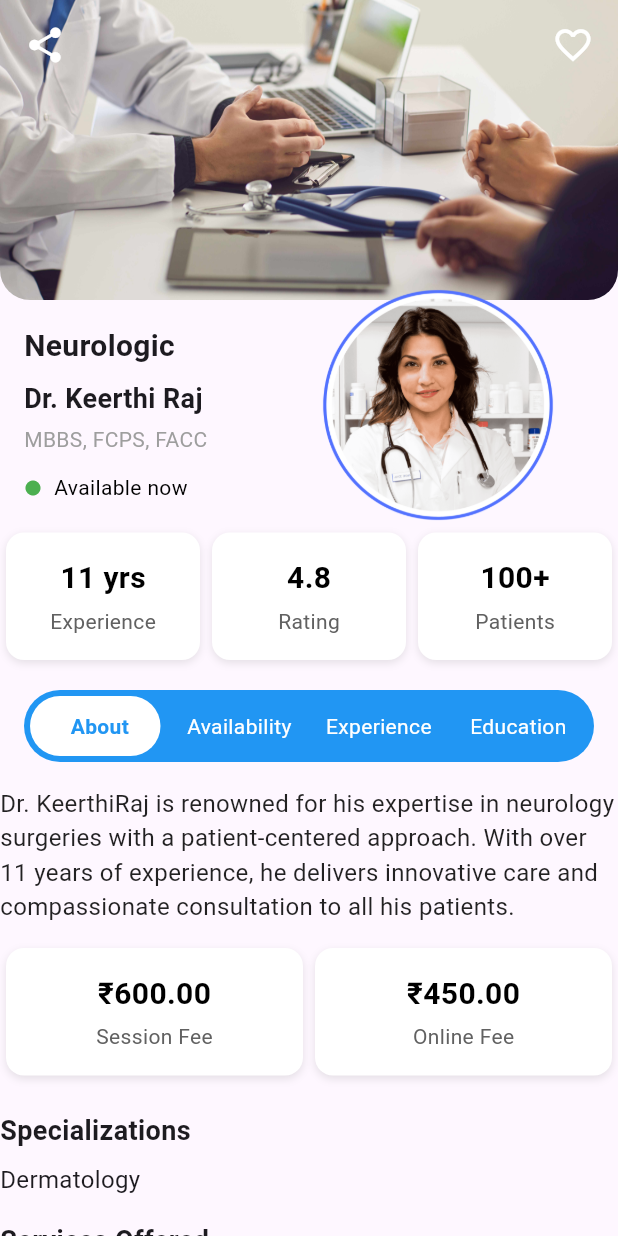
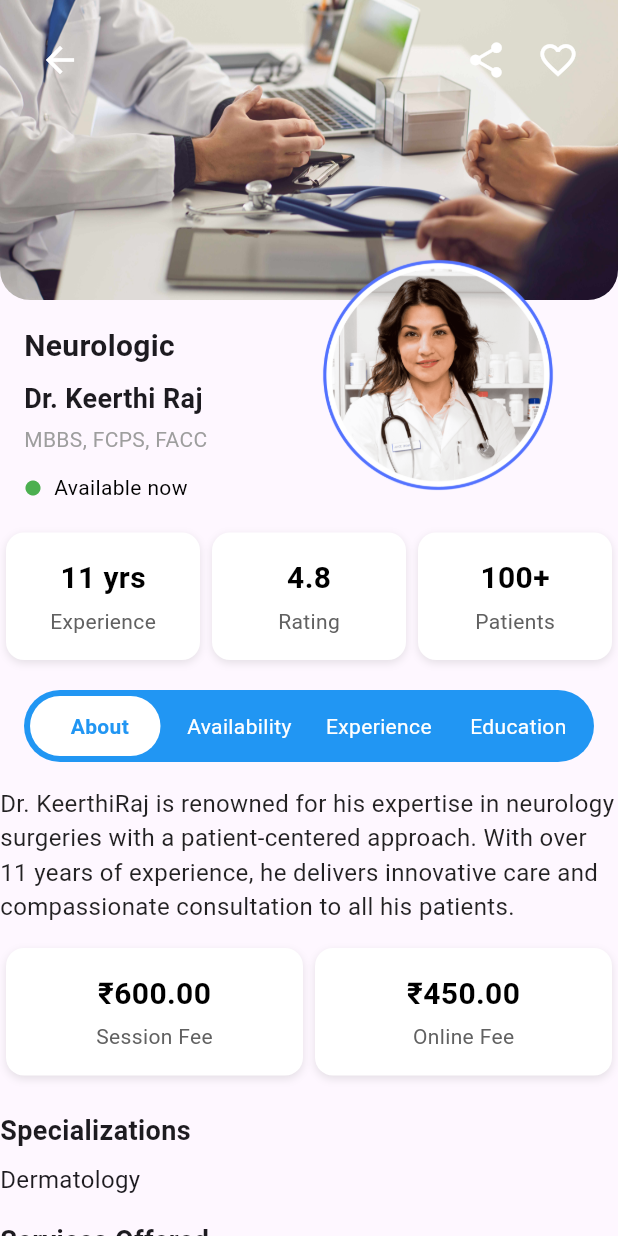
Before and after one commit to P-R-ROHITH/dr_profile, a Flutter app: the screen it shows after launch, on a phone screen of 412 x 824 dp. Run offline on Flutter 3.47's test engine with Material 3 defaults, Android fonts, the phone set to English and light mode, and no system bars.

Commit message:
ver 0.26

```diff
--- a/lib/main.dart
+++ b/lib/main.dart
@@ -111,8 +111,15 @@ class _PillTabBarState extends State<PillTabBar> {
 }
 
 /// A widget to display the cover photo (with curved bottom corners) and top icons.
-class TopSection extends StatelessWidget {
+class TopSection extends StatefulWidget {
   const TopSection({super.key});
+
+  @override
+  State<TopSection> createState() => _TopSectionState();
+}
+
+class _TopSectionState extends State<TopSection> {
+  bool isFavorited = false; // Track the state of the favorites button
 
   @override
   Widget build(BuildContext context) {
@@ -129,15 +136,45 @@ class TopSection extends StatelessWidget {
             width: double.infinity,
             fit: BoxFit.cover,
           ),
+          // Back button
           Positioned(
             top: 16,
             left: 16,
+            child: IconButton(
+              icon: const Icon(Icons.arrow_back, color: Colors.white, size: 28),
+              onPressed: () {
+                Navigator.pop(context); // Navigate back when pressed
+              },
+            ),
+          ),
+          // Share and Favorites buttons
+          Positioned(
+            top: 16,
             right: 16,
             child: Row(
-              mainAxisAlignment: MainAxisAlignment.spaceBetween,
-              children: const [
-                Icon(Icons.share, color: Colors.white, size: 28),
-                Icon(Icons.favorite_border, color: Colors.white, size: 28),
+              mainAxisSize: MainAxisSize.min,
+              children: [
+                IconButton(
+                  icon: const Icon(Icons.share, color: Colors.white, size: 28),
+                  onPressed: () {
+                    // Add share functionality here
+                    ScaffoldMessenger.of(context).showSnackBar(
+                      const SnackBar(content: Text('Share button clicked!')),
+                    );
+                  },
+                ),
+                IconButton(
+                  icon: Icon(
+                    isFavorited ? Icons.favorite : Icons.favorite_border,
+                    color: isFavorited ? Colors.red : Colors.white,
+                    size: 28,
+                  ),
+                  onPressed: () {
+                    setState(() {
+                      isFavorited = !isFavorited; // Toggle the favorite state
+                    });
+                  },
+                ),
               ],
             ),
           ),
@@ -187,7 +224,7 @@ class _DoctorProfilePageState extends State<DoctorProfilePage> {
               children: [
                 const TopSection(),
                 Positioned(
-                  top: 120, // Keep the current position
+                  top: 100, // Keep the current position
                   right: -30, // Keep the current position
                   child: const ProfilePictureWidget(),
                 ),
```
